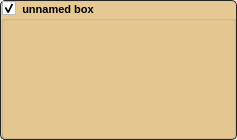
Qt form src/vision_evaluator/ui/box.ui (cogsys-tuebingen/csapex) before a commit.
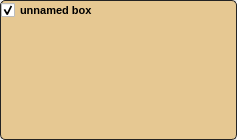
The same form after that commit. Icons and pictures are not drawn.

Commit message: made boxes collapsable

What changed in the file:
```diff
--- a/src/vision_evaluator/ui/box.ui
+++ b/src/vision_evaluator/ui/box.ui
@@ -23,17 +23,16 @@
    <item>
     <widget class="QFrame" name="boxframe">
      <property name="styleSheet">
-      <string notr="true">QGroupBox
-{
-    font-size: 8px;
-    font-weight: bold;
-}
-QFrame#boxframe {
+      <string notr="true">QFrame#boxframe {
 	background-color: rgb(230, 200, 146);
 	border: 1px solid rgb(35, 35, 35);
 	border-radius: 5px;
 	outline-offset:5px;
 }
+QFrame#boxframe[content_minimized=&quot;true&quot;] {
+	background-color: rgb(230, 200, 200);
+}
+
 QFrame#boxframe[error=&quot;true&quot;] {
 	background-color: rgb(230, 50, 50);
 	border: 3px solid rgb(180, 0, 0);
@@ -53,7 +52,10 @@
      <property name="lineWidth">
       <number>2</number>
      </property>
-     <layout class="QHBoxLayout" name="horizontalLayout_2">
+     <layout class="QHBoxLayout" name="horizontalLayout_2" stretch="0,1,0">
+      <property name="spacing">
+       <number>0</number>
+      </property>
       <property name="margin">
        <number>0</number>
       </property>
@@ -65,26 +67,124 @@
        </layout>
       </item>
       <item>
-       <widget class="QGroupBox" name="content">
-        <property name="sizePolicy">
-         <sizepolicy hsizetype="Preferred" vsizetype="Preferred">
-          <horstretch>1</horstretch>
-          <verstretch>0</verstretch>
-         </sizepolicy>
+       <layout class="QVBoxLayout" name="mainLayout" stretch="0,0,1">
+        <property name="spacing">
+         <number>0</number>
         </property>
-        <property name="mouseTracking">
-         <bool>true</bool>
+        <property name="sizeConstraint">
+         <enum>QLayout::SetMaximumSize</enum>
         </property>
-        <property name="styleSheet">
-         <string notr="true">font-size: 8pt;</string>
-        </property>
-        <property name="title">
-         <string>unnamed box</string>
-        </property>
-        <property name="checkable">
-         <bool>true</bool>
-        </property>
-       </widget>
+        <item>
+         <layout class="QHBoxLayout" name="header">
+          <item>
+           <widget class="QCheckBox" name="enablebtn">
+            <property name="styleSheet">
+             <string notr="true">font-size: 8pt;
+font-weight: bold;</string>
+            </property>
+            <property name="text">
+             <string>unnamed box</string>
+            </property>
+            <property name="checked">
+             <bool>true</bool>
+            </property>
+           </widget>
+          </item>
+          <item>
+           <spacer name="horizontalSpacer">
+            <property name="orientation">
+             <enum>Qt::Horizontal</enum>
+            </property>
+            <property name="sizeHint" stdset="0">
+             <size>
+              <width>0</width>
+              <height>0</height>
+             </size>
+            </property>
+           </spacer>
+          </item>
+          <item>
+           <widget class="QPushButton" name="minimizebtn">
+            <property name="maximumSize">
+             <size>
+              <width>16</width>
+              <height>16</height>
+             </size>
+            </property>
+            <property name="text">
+             <string/>
+            </property>
+            <property name="icon">
+             <iconset theme="zoom-out">
+              <normaloff/>
+             </iconset>
+            </property>
+            <property name="checkable">
+             <bool>true</bool>
+            </property>
+            <property name="flat">
+             <bool>true</bool>
+            </property>
+           </widget>
+          </item>
+          <item>
+           <widget class="QPushButton" name="closebtn">
+            <property name="sizePolicy">
+             <sizepolicy hsizetype="Minimum" vsizetype="Minimum">
+              <horstretch>0</horstretch>
+              <verstretch>0</verstretch>
+             </sizepolicy>
+            </property>
+            <property name="maximumSize">
+             <size>
+              <width>16</width>
+              <height>16</height>
+             </size>
+            </property>
+            <property name="text">
+             <string/>
+            </property>
+            <property name="icon">
+             <iconset theme="window-close">
+              <normaloff/>
+             </iconset>
+            </property>
+            <property name="iconSize">
+             <size>
+              <width>16</width>
+              <height>16</height>
+             </size>
+            </property>
+            <property name="flat">
+             <bool>true</bool>
+            </property>
+           </widget>
+          </item>
+         </layout>
+        </item>
+        <item>
+         <spacer name="verticalSpacer">
+          <property name="orientation">
+           <enum>Qt::Vertical</enum>
+          </property>
+          <property name="sizeHint" stdset="0">
+           <size>
+            <width>0</width>
+            <height>0</height>
+           </size>
+          </property>
+         </spacer>
+        </item>
+        <item>
+         <widget class="QFrame" name="frame">
+          <layout class="QVBoxLayout" name="content">
+           <property name="margin">
+            <number>0</number>
+           </property>
+          </layout>
+         </widget>
+        </item>
+       </layout>
       </item>
       <item>
        <layout class="QVBoxLayout" name="output_layout"/>
```
The commit also changes 2 other files.
